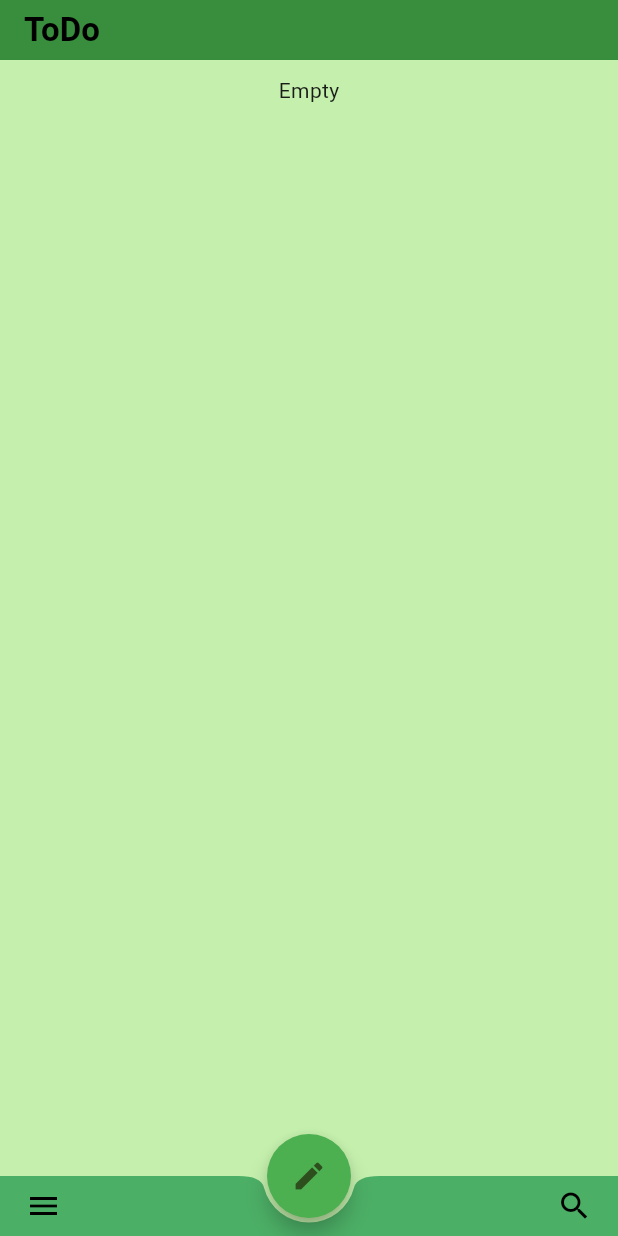
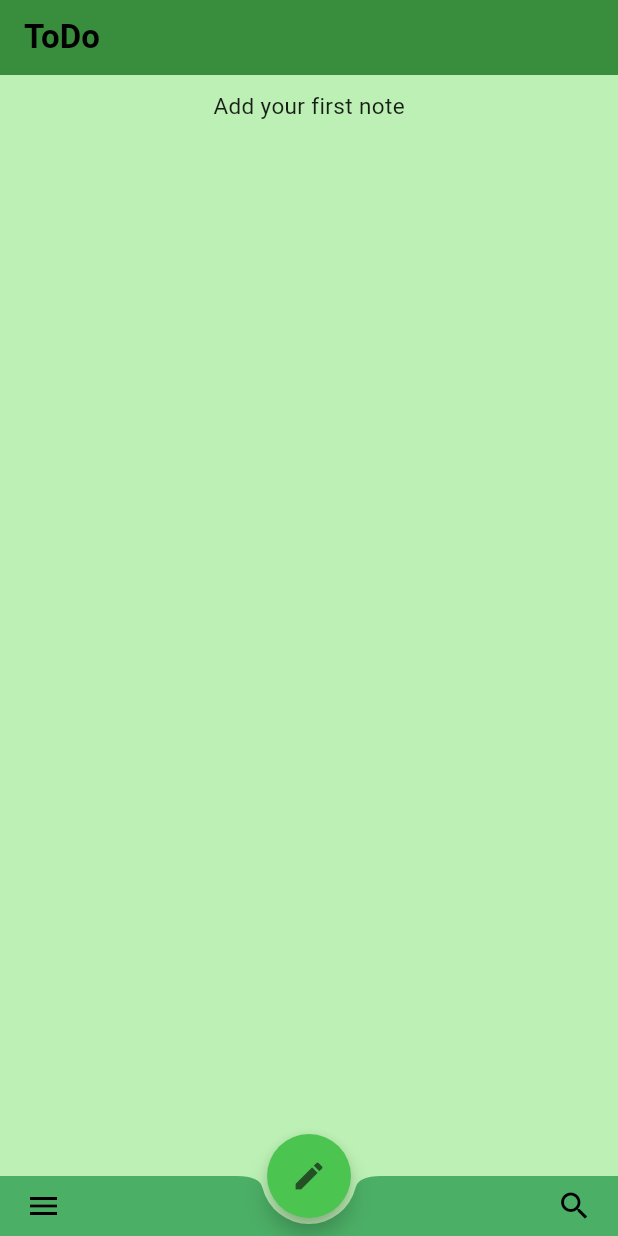
Before and after one commit to kr1s6/Flutter_ToDo_app, a Flutter app: the screen it shows after launch, on a phone screen of 412 x 824 dp. Run offline on Flutter 3.47's test engine with Material 2 defaults, Android fonts, the phone set to English and light mode, and no system bars.

```diff
--- a/flutter_todo_app/lib/main.dart
+++ b/flutter_todo_app/lib/main.dart
@@ -18,8 +18,11 @@ class MyApp extends StatelessWidget {
         title: 'ToDo App',
         theme: ThemeData(
           useMaterial3: true,
-          colorScheme:
-              ColorScheme.fromSeed(seedColor: Color.fromRGBO(89, 213, 39, 1)),
+          colorScheme: ColorScheme.fromSeed(seedColor: Colors.green),
+          appBarTheme: AppBarTheme(
+            toolbarHeight: 50,
+            backgroundColor: Colors.green[700]!,
+          ),
         ),
         home: const MainPage(),
       ),
@@ -43,7 +46,6 @@ class MyAppState extends ChangeNotifier {
 
 class MainPage extends StatelessWidget {
   const MainPage({super.key});
-
   @override
   Widget build(BuildContext context) {
     var selectedPage = context.watch<MyAppState>().selectedPage;
@@ -59,7 +61,6 @@ class MainPage extends StatelessWidget {
       default:
         throw UnimplementedError('no widget for $selectedPage');
     }
-
     return Container(
       child: page,
     );
--- a/flutter_todo_app/lib/notes_page.dart
+++ b/flutter_todo_app/lib/notes_page.dart
@@ -6,51 +6,56 @@ class NotesPage extends StatelessWidget {
   @override
   Widget build(BuildContext context) {
     var appState = context.watch<MyAppState>();
-    var notesList = appState.notesList;
-    final theme = Theme.of(context);
-    final style = theme.textTheme.titleLarge!.copyWith(
-      color: theme.colorScheme.onPrimary,
-    );
+    // final theme = Theme.of(context);
 
     return Scaffold(
       backgroundColor: Theme.of(context).colorScheme.primaryContainer,
       // ----------------------TOP--------------------------------
       appBar: AppBar(
-        toolbarHeight: 40,
-        backgroundColor: Colors.green[700],
         title: const Text(
           'ToDo',
           style: TextStyle(color: Colors.black, fontWeight: FontWeight.bold),
         ),
       ),
       // ----------------------Center-------------------------------
-      body: ListView(
-        padding: EdgeInsets.all(10),
-        children: [
-          if (notesList.isNotEmpty)
-            for (var note in notesList)
-              Container(
-                child: note,
-              )
-          else
-            Container(
-              alignment:
-                  AlignmentGeometry.lerp(Alignment.center, Alignment.center, 0),
-              child: Text("Empty"),
-            )
-        ],
-      ),
+      body: _BodyNotesList(),
       // ----------------------BOTTOM--------------------------------
       floatingActionButton: FloatingActionButton(
         onPressed: () {
           appState.changePage();
         },
-        backgroundColor: Colors.green,
+        backgroundColor: const Color.fromARGB(255, 76, 196, 80),
         shape: ShapeBorder.lerp(CircleBorder(), CircleBorder(), 0),
+        tooltip: 'new note',
         child: const Icon(Icons.create),
       ),
       floatingActionButtonLocation: FloatingActionButtonLocation.centerDocked,
       bottomNavigationBar: _CustomBottomAppBar(height: 40),
+    );
+  }
+}
+
+class _BodyNotesList extends StatelessWidget {
+  @override
+  Widget build(BuildContext context) {
+    var appState = context.watch<MyAppState>();
+    var notesList = appState.notesList;
+
+    return ListView(
+      padding: EdgeInsets.all(10),
+      children: [
+        if (notesList.isNotEmpty)
+          for (var note in notesList) note
+        else
+          Container(
+            alignment:
+                AlignmentGeometry.lerp(Alignment.center, Alignment.center, 0),
+            child: Text(
+              "Add your first note",
+              style: TextStyle(fontSize: 15),
+            ),
+          )
+      ],
     );
   }
 }
@@ -62,7 +67,7 @@ class _CustomBottomAppBar extends StatelessWidget {
   @override
   Widget build(BuildContext context) {
     return BottomAppBar(
-      notchMargin: 3,
+      notchMargin: 4,
       padding: EdgeInsets.all(5),
       shape: const CircularNotchedRectangle(),
       clipBehavior: Clip.antiAlias,
```
Also changed, not shown: flutter_todo_app/lib/create_note.dart (+102 -1 lines).
